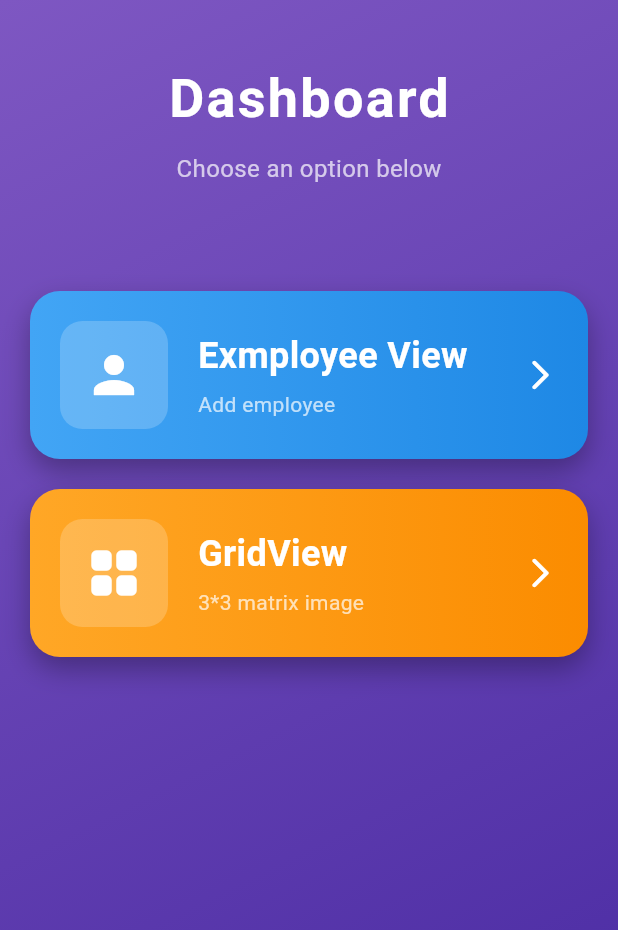
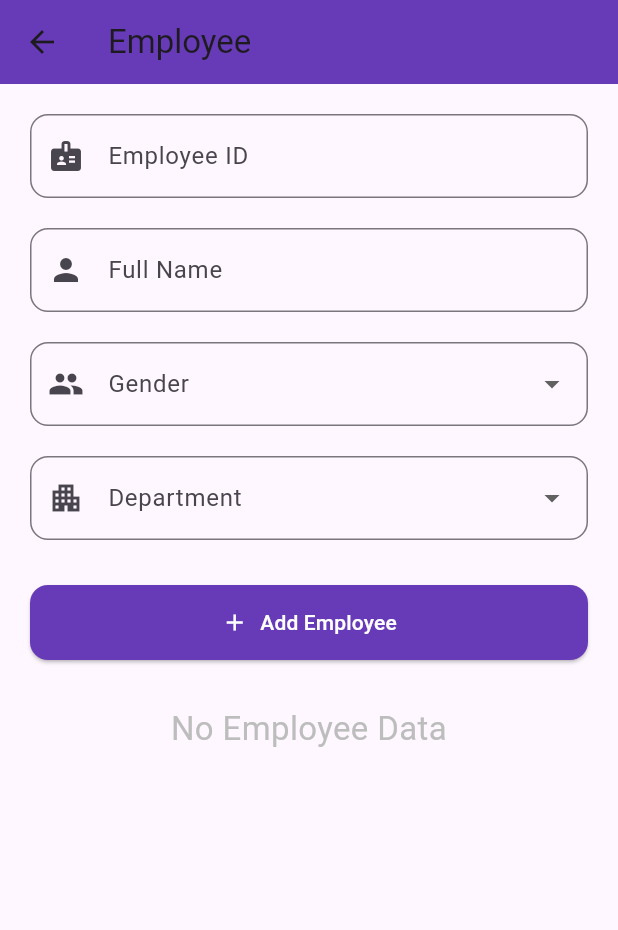
Before and after one commit to KrishnaChandraShiwakoti/assignment_four, a Flutter app: the screen it shows after launch, after a tap on "Exmployee View", on a phone screen of 412 x 824 dp. Shown: the top 930 px of the screen. Run offline on Flutter 3.47's test engine with Material 3 defaults, Android fonts, the phone set to English and light mode, and no system bars.

Commit message:
Add Employee Management and Image Grid View
- Created EmployeeModel class to represent employee data.
- Implemented EmployeeView for adding and displaying employee information with form validation.
- Added functionality to manage a list of employees, including adding and removing entries.
- Developed ImageGridView to display a grid of images with names, enhancing the UI experience.

```diff
--- /dev/null
+++ b/lib/models/employee_model.dart
@@ -0,0 +1,13 @@
+class EmployeeModel {
+  final String id;
+  final String fullName;
+  final String gender;
+  final String department;
+
+  EmployeeModel({
+    required this.id,
+    required this.fullName,
+    required this.gender,
+    required this.department,
+  });
+}
--- a/lib/views/dashboard_view.dart
+++ b/lib/views/dashboard_view.dart
@@ -1,3 +1,5 @@
+import 'package:assignment_four/views/employee_view.dart';
+import 'package:assignment_four/views/image_grid_view.dart';
 import 'package:flutter/material.dart';
 
 class DashboardView extends StatelessWidget {
@@ -11,7 +13,10 @@ class DashboardView extends StatelessWidget {
           gradient: LinearGradient(
             begin: Alignment.topLeft,
             end: Alignment.bottomRight,
-            colors: [Colors.deepPurple.shade400, Colors.deepPurple.shade800],
+            colors: [
+              const Color.fromARGB(255, 190, 87, 194),
+              const Color.fromARGB(255, 84, 9, 42),
+            ],
           ),
         ),
         child: SafeArea(
@@ -50,18 +55,18 @@ class DashboardView extends StatelessWidget {
                           colors: [Colors.blue.shade400, Colors.blue.shade600],
                         ),
                         onTap: () {
-                          // Navigator.push(
-                          //   context,
-                          //   MaterialPageRoute(
-                          //     builder: (context) => const ListViewScreen(),
-                          //   ),
-                          // );
+                          Navigator.push(
+                            context,
+                            MaterialPageRoute(
+                              builder: (context) => EmployeeView(),
+                            ),
+                          );
                         },
                       ),
                       const SizedBox(height: 20),
                       _buildDashboardCard(
                         context,
-                        title: 'GridView',
+                        title: 'ImageGridView',
                         subtitle: '3*3 matrix image ',
                         icon: Icons.grid_view_rounded,
                         gradient: LinearGradient(
@@ -71,12 +76,12 @@ class DashboardView extends StatelessWidget {
                           ],
                         ),
                         onTap: () {
-                          // Navigator.push(
-                          //   context,
-                          //   MaterialPageRoute(
-                          //     builder: (context) => const GridViewScreen(),
-                          //   ),
-                          // );
+                          Navigator.push(
+                            context,
+                            MaterialPageRoute(
+                              builder: (context) => const ImageGridView(),
+                            ),
+                          );
                         },
                       ),
                     ],
--- /dev/null
+++ b/lib/views/employee_view.dart
@@ -0,0 +1,265 @@
+import 'package:assignment_four/models/employee_model.dart';
+import 'package:flutter/material.dart';
+
+class EmployeeView extends StatefulWidget {
+  const EmployeeView({super.key});
+
+  @override
+  State<EmployeeView> createState() => _EmployeeViewState();
+}
+
+class _EmployeeViewState extends State<EmployeeView> {
+  final _formKey = GlobalKey<FormState>();
+
+  final _idController = TextEditingController();
+  final _fullNameController = TextEditingController();
+
+  String? _selectedGender;
+  String? _selectedDepartment;
+
+  final List<EmployeeModel> _lstEmployees = [];
+
+  // Gender Dropdown
+  final List<DropdownMenuItem<String>> _genders = [
+    const DropdownMenuItem(value: "Male", child: Text("Male")),
+    const DropdownMenuItem(value: "Female", child: Text("Female")),
+    const DropdownMenuItem(value: "Other", child: Text("Other")),
+  ];
+
+  // Department Dropdown
+  final List<DropdownMenuItem<String>> _departments = [
+    const DropdownMenuItem(value: "HR", child: Text("HR")),
+    const DropdownMenuItem(value: "IT", child: Text("IT")),
+    const DropdownMenuItem(value: "Finance", child: Text("Finance")),
+    const DropdownMenuItem(value: "Marketing", child: Text("Marketing")),
+  ];
+  @override
+  void dispose() {
+    _idController.dispose();
+    _fullNameController.dispose();
+    super.dispose();
+  }
+
+  void _addEmployee() {
+    if (_formKey.currentState!.validate()) {
+      EmployeeModel employee = EmployeeModel(
+        id: _idController.text,
+        fullName: _fullNameController.text,
+        gender: _selectedGender!,
+        department: _selectedDepartment!,
+      );
+
+      setState(() {
+        _lstEmployees.add(employee);
+      });
+
+      // Clear fields
+      _idController.clear();
+      _fullNameController.clear();
+
+      _selectedGender = null;
+      _selectedDepartment = null;
+    }
+  }
+
+  @override
+  Widget build(BuildContext context) {
+    return Scaffold(
+      appBar: AppBar(
+        title: const Text("Employee"),
+        backgroundColor: Colors.deepPurple,
+      ),
+
+      body: SingleChildScrollView(
+        padding: const EdgeInsets.all(20),
+
+        child: Form(
+          key: _formKey,
+
+          child: Column(
+            crossAxisAlignment: CrossAxisAlignment.stretch,
+            children: [
+              // Employee ID
+              TextFormField(
+                controller: _idController,
+                decoration: InputDecoration(
+                  labelText: "Employee ID",
+                  hintText: "Enter employee ID",
+                  prefixIcon: const Icon(Icons.badge),
+                  border: OutlineInputBorder(
+                    borderRadius: BorderRadius.circular(12),
+                  ),
+                ),
+
+                validator: (value) {
+                  if (value == null || value.isEmpty) {
+                    return "Please enter employee ID";
+                  }
+                  return null;
+                },
+              ),
+
+              const SizedBox(height: 20),
+
+              // Full Name
+              TextFormField(
+                controller: _fullNameController,
+                decoration: InputDecoration(
+                  labelText: "Full Name",
+                  hintText: "Enter full name",
+                  prefixIcon: const Icon(Icons.person),
+                  border: OutlineInputBorder(
+                    borderRadius: BorderRadius.circular(12),
+                  ),
+                ),
+
+                validator: (value) {
+                  if (value == null || value.isEmpty) {
+                    return "Please enter full name";
+                  }
+                  return null;
+                },
+              ),
+
+              const SizedBox(height: 20),
+
+              // Gender Dropdown
+              DropdownButtonFormField(
+                value: _selectedGender,
+                items: _genders,
+
+                onChanged: (value) {
+                  setState(() {
+                    _selectedGender = value;
+                  });
+                },
+
+                decoration: InputDecoration(
+                  labelText: "Gender",
+                  prefixIcon: const Icon(Icons.people),
+                  border: OutlineInputBorder(
+                    borderRadius: BorderRadius.circular(12),
+                  ),
+                ),
+
+                validator: (value) {
+                  if (value == null || value.isEmpty) {
+                    return "Please select gender";
+                  }
+                  return null;
+                },
+              ),
+
+              const SizedBox(height: 20),
+
+              // Department Dropdown
+              DropdownButtonFormField(
+                value: _selectedDepartment,
+                items: _departments,
+
+                onChanged: (value) {
+                  setState(() {
+                    _selectedDepartment = value;
+                  });
+                },
+
+                decoration: InputDecoration(
+                  labelText: "Department",
+                  prefixIcon: const Icon(Icons.apartment),
+                  border: OutlineInputBorder(
+                    borderRadius: BorderRadius.circular(12),
+                  ),
+                ),
+
+                validator: (value) {
+                  if (value == null || value.isEmpty) {
+                    return "Please select department";
+                  }
+                  return null;
+                },
+              ),
+
+              const SizedBox(height: 30),
+
+              // Add Button
+              ElevatedButton.icon(
+                onPressed: _addEmployee,
+
+                icon: const Icon(Icons.add),
+
+                label: const Text("Add Employee"),
+
+                style: ElevatedButton.styleFrom(
+                  backgroundColor: Colors.deepPurple,
+                  foregroundColor: Colors.white,
+                  padding: const EdgeInsets.symmetric(vertical: 15),
+                  shape: RoundedRectangleBorder(
+                    borderRadius: BorderRadius.circular(12),
+                  ),
+                ),
+              ),
+
+              const SizedBox(height: 30),
+
+              // Employee List
+              _lstEmployees.isNotEmpty
+                  ? ListView.builder(
+                      shrinkWrap: true,
+                      physics: const NeverScrollableScrollPhysics(),
+                      itemCount: _lstEmployees.length,
+
+                      itemBuilder: (context, index) {
+                        final employee = _lstEmployees[index];
+
+                        return Card(
+                          margin: const EdgeInsets.symmetric(vertical: 8),
+
+                          child: ListTile(
+                            leading: CircleAvatar(
+                              backgroundColor: Colors.deepPurple,
+                              child: Text(
+                                employee.fullName[0].toUpperCase(),
+                                style: const TextStyle(color: Colors.white),
+                              ),
+                            ),
+
+                            title: Text(employee.fullName),
+
+                            subtitle: Column(
+                              crossAxisAlignment: CrossAxisAlignment.start,
+                              children: [
+                                Text("ID: ${employee.id}"),
+                                Text("Gender: ${employee.gender}"),
+                                Text("Department: ${employee.department}"),
+                              ],
+                            ),
+
+                            trailing: IconButton(
+                              onPressed: () {
+                                setState(() {
+                                  _lstEmployees.removeAt(index);
+                                });
+                              },
+
+                              icon: const Icon(Icons.delete),
+                              color: Colors.red,
+                            ),
+                          ),
+                        );
+                      },
+                    )
+                  : Text(
+                      "No Employee Data",
+                      textAlign: TextAlign.center,
+                      style: TextStyle(
+                        fontSize: 22,
+                        color: Colors.grey.shade400,
+                      ),
+                    ),
+            ],
+          ),
+        ),
+      ),
+    );
+  }
+}
```
Also changed, not shown: lib/views/image_grid_view.dart (added, +91 -0 lines), pubspec.yaml (+3 -5 lines), assets/images/apple_watch.jpg (added), assets/images/cart.jpg (added), assets/images/laptop.jpg (added), assets/images/watch.jpg (added).
